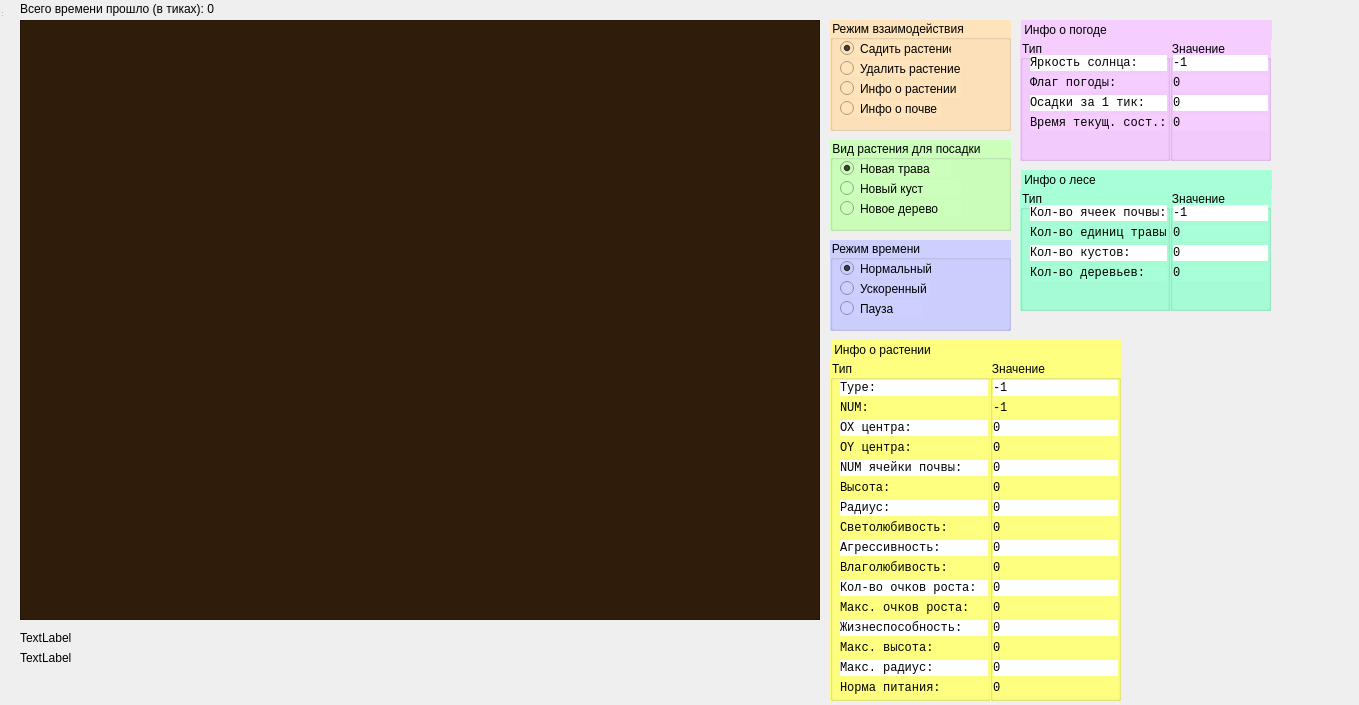
Old version of the form Forest/mainwidget.ui in the repository GulinAlexey/Prakt2021.
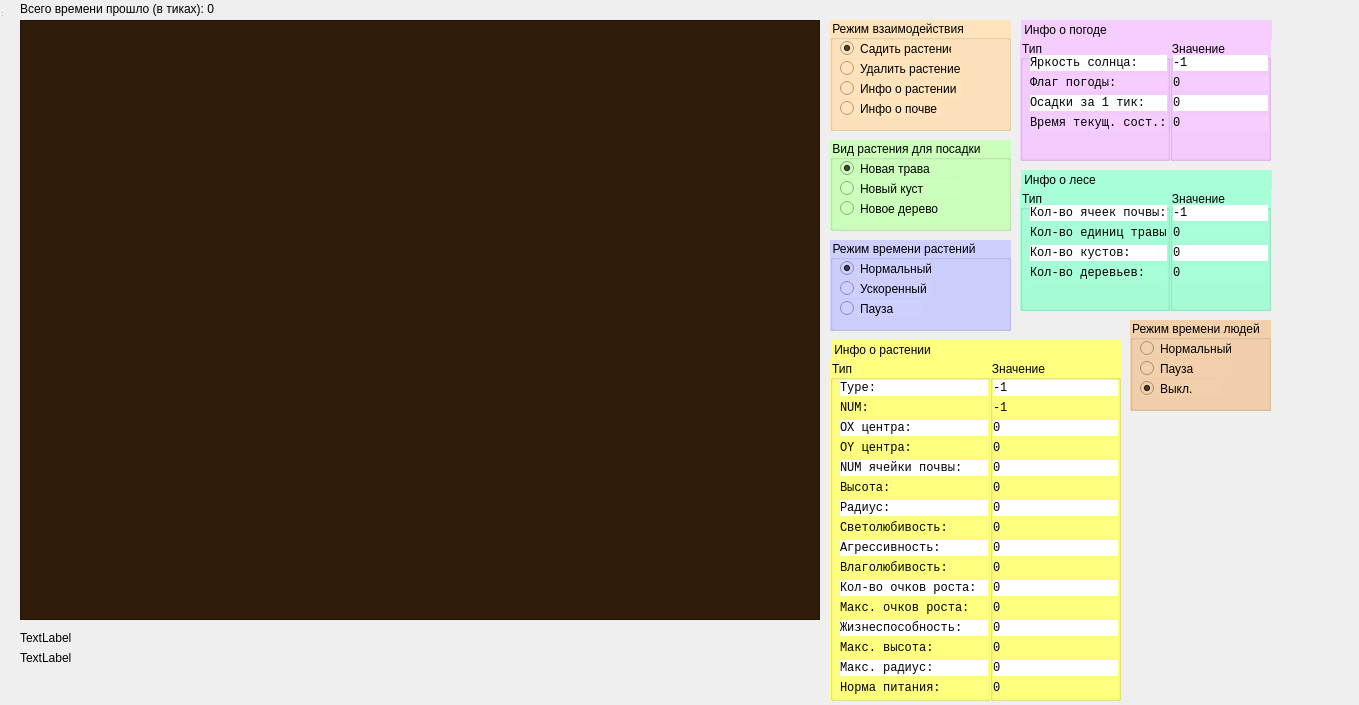
New version of the form. Icons and pictures are not drawn.

Commit message: Добавлены радио-кнопки для управления таймером людей. Добавлена заготовка таймера людей

Patch:
```diff
--- a/Forest/mainwidget.ui
+++ b/Forest/mainwidget.ui
@@ -117,7 +117,7 @@
     <string notr="true">background-color: rgb(205, 208, 255);</string>
    </property>
    <property name="title">
-    <string>Режим времени</string>
+    <string>Режим времени растений</string>
    </property>
    <widget class="QRadioButton" name="normal_b">
     <property name="geometry">
@@ -4988,6 +4988,67 @@
     <string>Всего времени прошло (в тиках): 0</string>
    </property>
   </widget>
+  <widget class="QGroupBox" name="human_timemode">
+   <property name="geometry">
+    <rect>
+     <x>1130</x>
+     <y>320</y>
+     <width>141</width>
+     <height>91</height>
+    </rect>
+   </property>
+   <property name="styleSheet">
+    <string notr="true">background-color: rgb(243, 208, 172);</string>
+   </property>
+   <property name="title">
+    <string>Режим времени людей</string>
+   </property>
+   <widget class="QRadioButton" name="normal_human">
+    <property name="geometry">
+     <rect>
+      <x>10</x>
+      <y>20</y>
+      <width>91</width>
+      <height>17</height>
+     </rect>
+    </property>
+    <property name="text">
+     <string>Нормальный</string>
+    </property>
+    <property name="checked">
+     <bool>false</bool>
+    </property>
+   </widget>
+   <widget class="QRadioButton" name="pause_human">
+    <property name="geometry">
+     <rect>
+      <x>10</x>
+      <y>40</y>
+      <width>91</width>
+      <height>17</height>
+     </rect>
+    </property>
+    <property name="text">
+     <string>Пауза</string>
+    </property>
+   </widget>
+   <widget class="QRadioButton" name="stop_human">
+    <property name="geometry">
+     <rect>
+      <x>10</x>
+      <y>60</y>
+      <width>82</width>
+      <height>17</height>
+     </rect>
+    </property>
+    <property name="text">
+     <string>Выкл.</string>
+    </property>
+    <property name="checked">
+     <bool>true</bool>
+    </property>
+   </widget>
+  </widget>
  </widget>
  <resources/>
  <connections/>
```
The commit also changes 8 other files.
